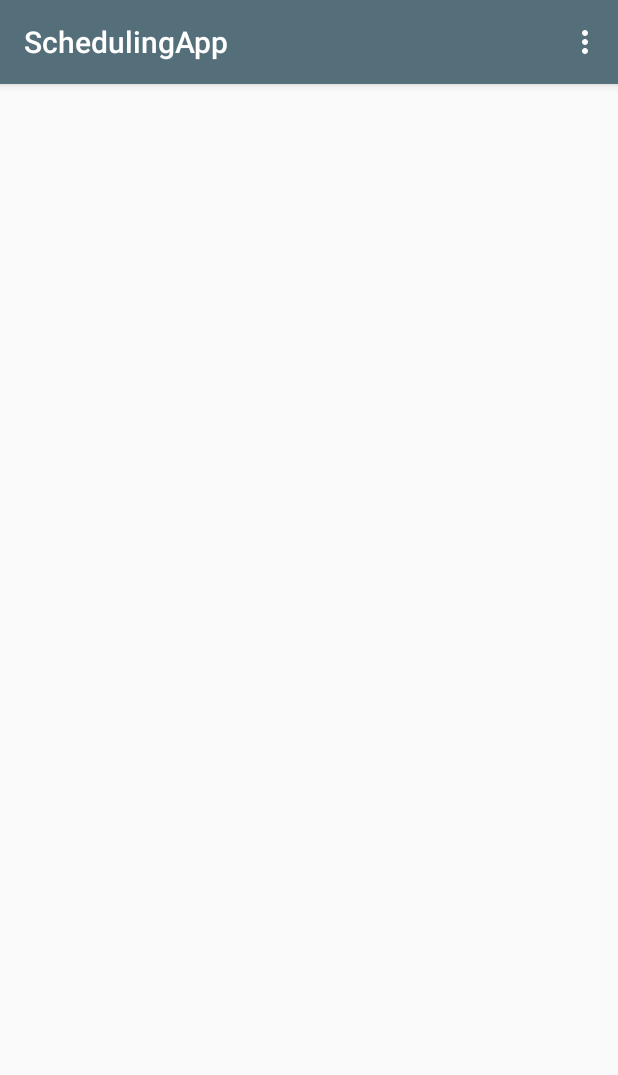
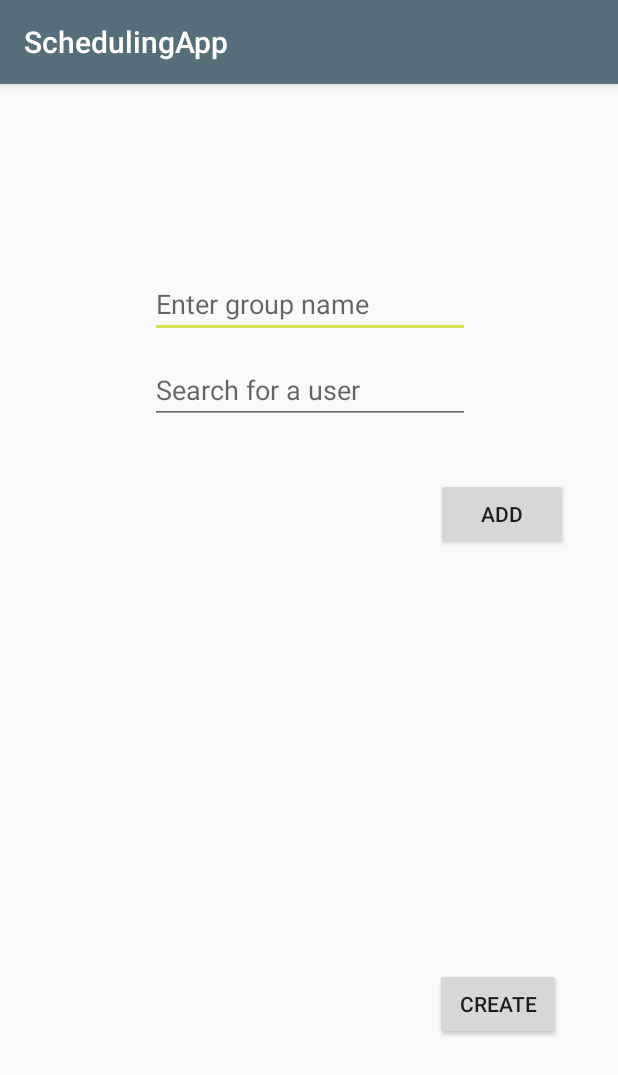
Before and after one commit to FBU2k18/SchedulingApp, an Android app: the screen it shows after launch once a user with an empty profile is signed in (MainActivity before the commit, GroupCreationActivity after it), in the options menu, after a tap on "Create Group", on a phone screen of 412 x 824 dp. Shown: the top 1075 px of the screen. Run offline under Robolectric (Android 15) with nearby library versions, the phone set to English and light mode, and no system bars; our stand-ins replace Firebase (no records; nobody signed in at launch, a user with empty details on screens opened directly).

```diff
--- a/app/src/main/java/com/emmabr/schedulingapp/MainActivity.java
+++ b/app/src/main/java/com/emmabr/schedulingapp/MainActivity.java
@@ -70,6 +70,8 @@ public class MainActivity extends AppCompatActivity {
             case R.id.miCreateGroup:
                 //replace with intent
                 Log.i("Menu","Create GroupData");
+                Intent intent = new Intent(MainActivity.this, GroupCreationActivity.class);
+                startActivity(intent);
                 break;
             case R.id.miEditProfile:
                 //replace with intent
--- a/app/src/main/res/layout/activity_group_creation.xml
+++ b/app/src/main/res/layout/activity_group_creation.xml
@@ -40,19 +40,32 @@
         android:id="@+id/btnAdd"
         android:layout_width="wrap_content"
         android:layout_height="wrap_content"
-        android:layout_marginTop="12dp"
+        android:layout_marginBottom="8dp"
+        android:layout_marginEnd="8dp"
+        android:layout_marginStart="8dp"
+        android:layout_marginTop="16dp"
         android:text="@string/add_btn"
+        app:layout_constraintBottom_toBottomOf="parent"
+        app:layout_constraintEnd_toEndOf="parent"
+        app:layout_constraintHorizontal_bias="0.917"
+        app:layout_constraintStart_toStartOf="parent"
         app:layout_constraintTop_toBottomOf="@+id/etSearchUser"
-        tools:layout_editor_absoluteX="203dp" />
+        app:layout_constraintVertical_bias="0.042" />
 
     <Button
         android:id="@+id/btnCreate"
-        android:layout_width="wrap_content"
+        android:layout_width="84dp"
         android:layout_height="wrap_content"
-        android:layout_marginTop="160dp"
+        android:layout_marginBottom="8dp"
+        android:layout_marginEnd="8dp"
+        android:layout_marginStart="8dp"
+        android:layout_marginTop="156dp"
         android:text="@string/create_btn"
-        app:layout_constraintTop_toBottomOf="@+id/btnAdd"
-        tools:layout_editor_absoluteX="280dp" />
+        app:layout_constraintBottom_toBottomOf="parent"
+        app:layout_constraintEnd_toEndOf="parent"
+        app:layout_constraintHorizontal_bias="0.904"
+        app:layout_constraintStart_toStartOf="parent"
+        app:layout_constraintTop_toBottomOf="@+id/btnAdd" />
 
     <android.support.v7.widget.RecyclerView
         android:id="@+id/rvUsers"
```
Also changed, not shown: app/src/main/java/com/emmabr/schedulingapp/Models/User.java (+14 -3 lines).
